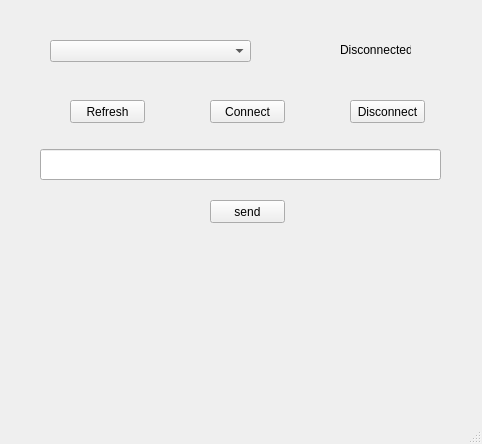
This is port.ui in Ahmed3bbas/serialcommuncation as Qt 5 draws it before an edit. The edited form follows.
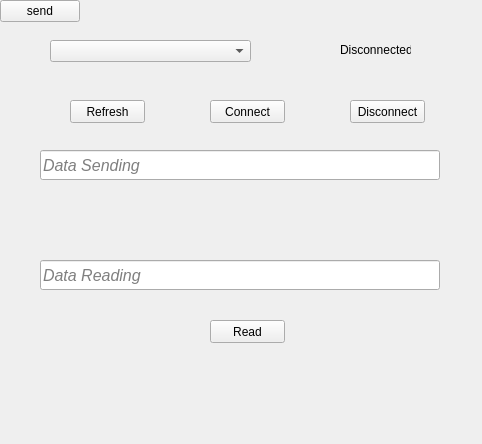
This is the edited form.

Commit message: reading port & plotting read data

What changed in the file:
```diff
--- a/port.ui
+++ b/port.ui
@@ -83,9 +83,9 @@
     <property name="geometry">
      <rect>
       <x>40</x>
-      <y>149</y>
-      <width>401</width>
-      <height>31</height>
+      <y>150</y>
+      <width>400</width>
+      <height>30</height>
      </rect>
     </property>
     <property name="font">
@@ -100,32 +100,52 @@
     <property name="text">
      <string/>
     </property>
+    <property name="placeholderText">
+     <string>Data Sending</string>
+    </property>
    </widget>
    <widget class="QPushButton" name="send_btn">
+    <property name="text">
+     <string>send</string>
+    </property>
+   </widget>
+   <widget class="QLineEdit" name="read_box">
+    <property name="geometry">
+     <rect>
+      <x>40</x>
+      <y>260</y>
+      <width>400</width>
+      <height>30</height>
+     </rect>
+    </property>
+    <property name="font">
+     <font>
+      <family>SansSerif</family>
+      <pointsize>12</pointsize>
+      <italic>true</italic>
+     </font>
+    </property>
+    <property name="readOnly">
+     <bool>true</bool>
+    </property>
+    <property name="placeholderText">
+     <string>Data Reading</string>
+    </property>
+   </widget>
+   <widget class="QPushButton" name="read_btn">
     <property name="geometry">
      <rect>
       <x>210</x>
-      <y>200</y>
+      <y>320</y>
       <width>75</width>
       <height>23</height>
      </rect>
     </property>
     <property name="text">
-     <string>send</string>
+     <string>Read</string>
     </property>
    </widget>
   </widget>
-  <widget class="QMenuBar" name="menubar">
-   <property name="geometry">
-    <rect>
-     <x>0</x>
-     <y>0</y>
-     <width>482</width>
-     <height>21</height>
-    </rect>
-   </property>
-  </widget>
-  <widget class="QStatusBar" name="statusbar"/>
  </widget>
  <resources/>
  <connections/>
```
The commit also changes 5 other files.
